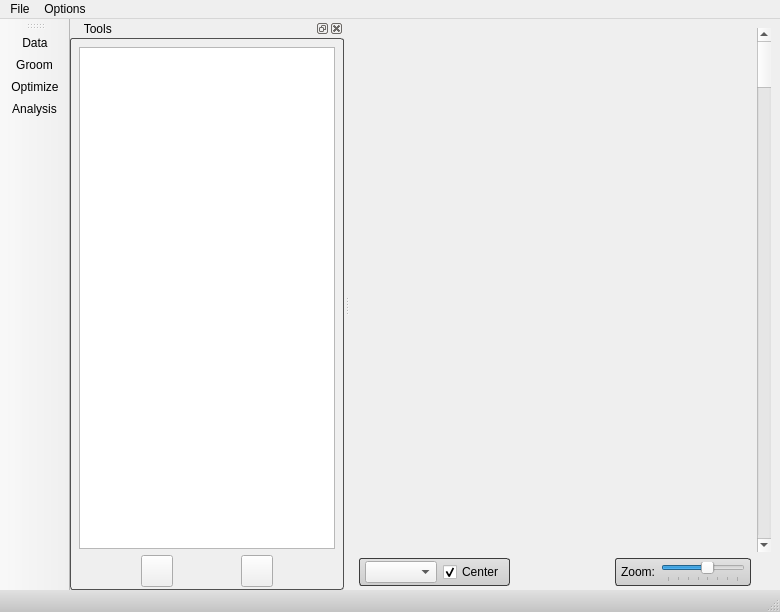
Qt form src/Application/ShapeWorksStudioApp.ui (SCIInstitute/ShapeWorks) before a commit.
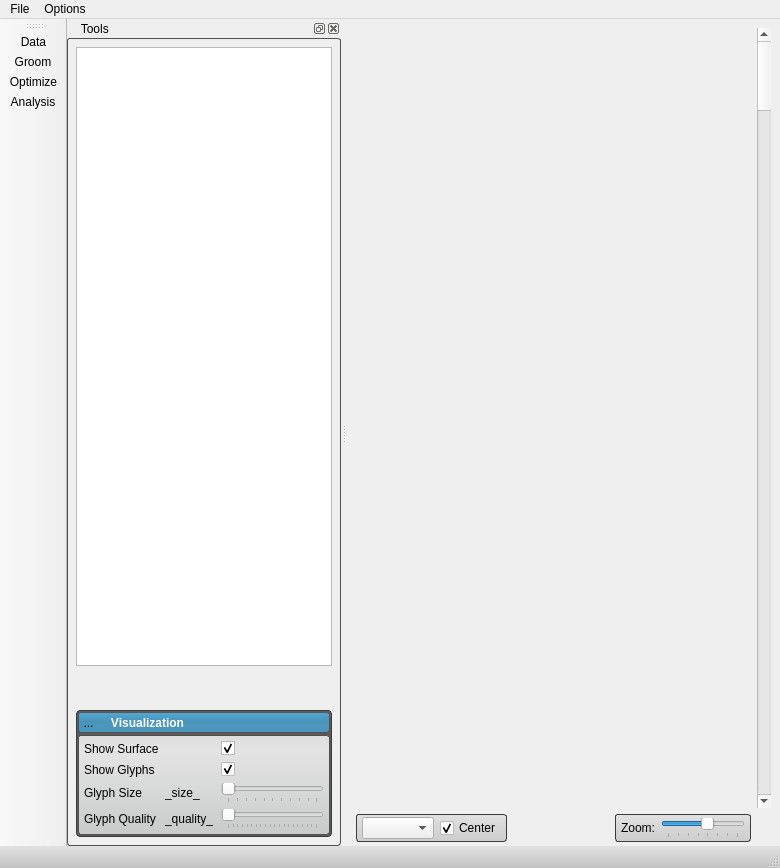
The same form after that commit. Icons and pictures are not drawn. Custom widgets are drawn as their Qt base class.

```diff
--- a/src/Application/ShapeWorksStudioApp.ui
+++ b/src/Application/ShapeWorksStudioApp.ui
@@ -7,7 +7,7 @@
     <x>0</x>
     <y>0</y>
     <width>780</width>
-    <height>612</height>
+    <height>868</height>
    </rect>
   </property>
   <property name="windowTitle">
@@ -56,6 +56,271 @@
 border: 1px solid rgb(60, 60, 60);
 border-radius: 3px;
 }
+
+
+
+/********************** Tab Widget ***********************/
+
+/*
+QTabWidget::pane {
+	border: 2px solid rgb( 80, 80, 80 );
+}
+*/
+
+/*
+QTabWidget::pane{
+	border-top: 2px solid #C2C7DB;
+	background-color: qlineargradient(spread:pad, x1:0.5, y1:0, x2:0.5, y2:0.960227, stop:0 rgba(221, 221, 221, 255), stop:0.155779 rgba(228, 228, 228, 255), stop:1 rgba(202, 204, 204, 255));      
+}
+*/
+/*
+QTabBar::tab {
+	background-color: qlineargradient(spread:pad, x1:0.5, y1:0, x2:0.5, y2:0.960227, stop:0 rgba(0, 0, 0, 0), stop:0.45 rgba(0, 0, 0, 30), stop:1 rgba(0, 0, 0, 25));
+	color: white;
+ }
+*/
+
+/*
+QTabBar::tab:selected {
+	background-color: rgb( 84, 168, 212 );
+}
+*/
+
+QWidget#meanTab{
+	background-color: qlineargradient(spread:pad, x1:0.5, y1:0, x2:0.5, y2:0.960227, stop:0 rgba(221, 221, 221, 255), stop:0.155779 rgba(228, 228, 228, 255), stop:1 rgba(202, 204, 204, 255));
+}
+
+QWidget#samplesTab{
+	background-color: qlineargradient(spread:pad, x1:0.5, y1:0, x2:0.5, y2:0.960227, stop:0 rgba(221, 221, 221, 255), stop:0.155779 rgba(228, 228, 228, 255), stop:1 rgba(202, 204, 204, 255));      
+}
+
+QWidget#pcaTab{
+	background-color: qlineargradient(spread:pad, x1:0.5, y1:0, x2:0.5, y2:0.960227, stop:0 rgba(221, 221, 221, 255), stop:0.155779 rgba(228, 228, 228, 255), stop:1 rgba(202, 204, 204, 255));      
+}
+
+QWidget#regressionTab{
+	background-color: qlineargradient(spread:pad, x1:0.5, y1:0, x2:0.5, y2:0.960227, stop:0 rgba(221, 221, 221, 255), stop:0.155779 rgba(228, 228, 228, 255), stop:1 rgba(202, 204, 204, 255));      
+}
+
+/********************** Tab Widget ***********************/
+
+
+/********************** Visualization Panel ***********************/
+
+QLabel#visualizationLabel{
+	color: white;
+	font: bold;
+}
+QWidget#visualizationPanel{
+	background-color: rgba( 0, 0, 0, 0 );
+}
+
+QToolButton#visualizationOpenButton{
+	background-color: rgba(0, 0, 0, 0);
+	border-radius: 4px;
+}
+
+QToolButton#visualizationOpenButton:hover{
+	background-color: rgba( 0, 0, 0, 30 ); border-radius: 3px;
+}
+
+QWidget#visualizationHeader{
+	background-color: qlineargradient(spread:pad, x1:0.5, y1:0, x2:0.5, y2:0.960227, stop:0 rgba(0, 0, 0, 0), stop:0.45 rgba(0, 0, 0, 30), stop:1 rgba(0, 0, 0, 25));
+    border-radius: 3px;
+}
+
+QWidget#visualizationHeaderBackground{
+	background-color: rgb( 84, 168, 212 );
+    border-radius: 3px;
+	border: 1px solid rgb(90, 90, 90);
+}
+
+QWidget#visualizationPanel{
+	background-color: rgb( 90, 90, 90 );
+	border-radius:4px;
+	border: 1px solid rgb(60, 60, 60);
+	color: rgb(90, 90, 90);
+}
+
+QWidget#visualizationContent{
+	border-radius: 3px;
+	border: 1px solid rgb(80, 80,80);
+	background-color: qlineargradient(spread:pad, x1:0.5, y1:0, x2:0.5, y2:0.960227, stop:0 rgba(221, 221, 221, 255), stop:0.155779 rgba(228, 228, 228, 255), stop:1 rgba(202, 204, 204, 255));      
+}
+/********************** Visualization Panel ***********************/
+
+
+/********************** Shape Panel ***********************/
+
+QLabel#shapeLabel{
+	color: white;
+	font: bold;
+}
+
+QWidget#shapePanel{
+	background-color: rgba( 0, 0, 0, 0 );
+}
+
+QToolButton#shapeOpenButton{
+	background-color: rgba(0, 0, 0, 0);
+	border-radius: 4px;
+}
+
+QToolButton#shapeOpenButton:hover{
+	background-color: rgba( 0, 0, 0, 30 ); border-radius: 3px;
+}
+
+QWidget#layers_header_{
+	background-color: qlineargradient(spread:pad, x1:0.5, y1:0, x2:0.5, y2:0.960227, stop:0 rgba(0, 0, 0, 0), stop:0.45 rgba(0, 0, 0, 30), stop:1 rgba(0, 0, 0, 25));
+    border-radius: 3px;
+}
+
+QWidget#shapeHeaderBackground{
+	background-color: rgb( 84, 168, 212 );
+    border-radius: 3px;
+	border: 1px solid rgb(90, 90, 90);
+}
+
+QWidget#shapePanel{
+	background-color: rgb( 90, 90, 90 );
+	border-radius:4px;
+	border: 1px solid rgb(60, 60, 60);
+	color: rgb(90, 90, 90);
+}
+
+QWidget#shapeContent{
+	border-radius: 3px;
+	border: 1px solid rgb(80, 80,80);
+	background-color: qlineargradient(spread:pad, x1:0.5, y1:0, x2:0.5, y2:0.960227, stop:0 rgba(221, 221, 221, 255), stop:0.155779 rgba(228, 228, 228, 255), stop:1 rgba(202, 204, 204, 255));      
+}
+/********************** Shape Panel ***********************/
+
+
+/********************** reconstruction Panel ***********************/
+
+QLabel#reconstructionLabel{
+	color: white;
+	font: bold;
+}
+QWidget#reconstructionPanel{
+	background-color: rgba( 0, 0, 0, 0 );
+}
+
+QToolButton#reconstructionOpenButton{
+	background-color: rgba(0, 0, 0, 0);
+	border-radius: 4px;
+}
+
+QToolButton#reconstructionOpenButton:hover{
+	background-color: rgba( 0, 0, 0, 30 ); border-radius: 3px;
+}
+
+QWidget#reconstructionHeader{
+	background-color: qlineargradient(spread:pad, x1:0.5, y1:0, x2:0.5, y2:0.960227, stop:0 rgba(0, 0, 0, 0), stop:0.45 rgba(0, 0, 0, 30), stop:1 rgba(0, 0, 0, 25));
+    border-radius: 3px;
+}
+
+QWidget#reconstructionHeaderBackground{
+	background-color: rgb( 84, 168, 212 );
+    border-radius: 3px;
+	border: 1px solid rgb(90, 90, 90);
+}
+
+QWidget#reconstructionPanel{
+	background-color: rgb( 90, 90, 90 );
+	border-radius:4px;
+	border: 1px solid rgb(60, 60, 60);
+	color: rgb(90, 90, 90);
+}
+
+QWidget#reconstructionContent{
+	border-radius: 3px;
+	border: 1px solid rgb(80, 80,80);
+	background-color: qlineargradient(spread:pad, x1:0.5, y1:0, x2:0.5, y2:0.960227, stop:0 rgba(221, 221, 221, 255), stop:0.155779 rgba(228, 228, 228, 255), stop:1 rgba(202, 204, 204, 255));      
+}
+/********************** reconstruction Panel ***********************/
+
+
+
+/********************** Other ***********************/
+
+QWidget#pcaWidget{
+	border-radius: 3px;
+	border: 2px solid rgb(80, 80,80);
+}
+
+
+QWidget#sampleWidget{
+	border-radius: 3px;
+	border: 2px solid rgb(80, 80,80);
+}
+
+QWidget#meanWidget{
+	border-radius: 3px;
+	border: 2px solid rgb(80, 80,80);
+}
+
+
+QWidget#controlsDockContents {
+/*	background-color: rgb(0,0,1);
+*/
+
+/*
+background-color: qlineargradient(spread:pad, x1:0.5, y1:0, x2:0.5, y2:0.960227, stop:0 rgba(1, 0, 0, 0), stop:0.45 rgba(0, 0, 1, 30), stop:1 rgba(0, 1, 0, 25));
+*/
+
+/*	background-color: qlineargradient(spread:pad, x1:0.5, y1:0, x2:0.5, y2:0.960227, stop:0 rgba(69, 168, 212, 255), stop:0.45 rgba(0, 0, 0, 30), stop:1 rgba(60, 60, 60, 255));
+*/   
+ border-radius: 3px;
+
+background: rgb(90,90,90);
+
+/*
+	background: grey
+*/
+
+/*	color: red;	
+*/
+}
+
+
+
+QWidget#widget {
+ background-color: rgba(0,0,255,255);
+
+
+/*
+background-color: qlineargradient(spread:pad, x1:0.5, y1:0, x2:0.5, y2:0.960227, stop:0 rgba(1, 0, 0, 0), stop:0.45 rgba(0, 0, 1, 30), stop:1 rgba(0, 1, 0, 25));
+*/
+
+/*
+	background: grey
+*/
+
+/*	color: red;	
+*/
+}
+
+
+
+QToolButton{
+	border: 1px solid rgba( 0, 0, 0, 0 );
+	margin: 0, 0, 0, 0;
+	padding: 0, 0, 0, 0;
+}
+
+QToolButton:hover{
+	background-color: rgba( 140, 140, 140, 50 );
+}
+
+QToolButton:pressed{
+	border: 1px solid rgba( 100, 100, 100, 120 );
+	background-color: rgba( 100, 100, 100, 200 );
+}
+
+
+
+
 </string>
   </property>
   <widget class="QWidget" name="centralwidget">
@@ -260,12 +525,6 @@
    </attribute>
    <widget class="QWidget" name="dockWidgetContents">
     <layout class="QVBoxLayout" name="verticalLayout">
-     <property name="spacing">
-      <number>3</number>
-     </property>
-     <property name="bottomMargin">
-      <number>3</number>
-     </property>
      <item>
       <widget class="QStackedWidget" name="stacked_widget">
        <property name="currentIndex">
@@ -345,6 +604,230 @@
        </widget>
       </widget>
      </item>
+     <item>
+      <widget class="QWidget" name="visualizationPanel" native="true">
+       <property name="sizePolicy">
+        <sizepolicy hsizetype="Preferred" vsizetype="Fixed">
+         <horstretch>0</horstretch>
+         <verstretch>0</verstretch>
+        </sizepolicy>
+       </property>
+       <layout class="QVBoxLayout" name="verticalLayout_10">
+        <property name="spacing">
+         <number>2</number>
+        </property>
+        <property name="margin">
+         <number>2</number>
+        </property>
+        <item>
+         <widget class="QWidget" name="visualizationHeaderBackground" native="true">
+          <layout class="QVBoxLayout" name="verticalLayout_11">
+           <property name="margin">
+            <number>0</number>
+           </property>
+           <item>
+            <widget class="QWidget" name="visualizationHeader" native="true">
+             <property name="sizePolicy">
+              <sizepolicy hsizetype="Preferred" vsizetype="Fixed">
+               <horstretch>0</horstretch>
+               <verstretch>0</verstretch>
+              </sizepolicy>
+             </property>
+             <property name="minimumSize">
+              <size>
+               <width>215</width>
+               <height>21</height>
+              </size>
+             </property>
+             <layout class="QHBoxLayout" name="horizontalLayout_14">
+              <property name="spacing">
+               <number>2</number>
+              </property>
+              <property name="margin">
+               <number>0</number>
+              </property>
+              <item>
+               <widget class="QToolButton" name="visualizationOpenButton">
+                <property name="minimumSize">
+                 <size>
+                  <width>21</width>
+                  <height>21</height>
+                 </size>
+                </property>
+                <property name="maximumSize">
+                 <size>
+                  <width>21</width>
+                  <height>21</height>
+                 </size>
+                </property>
+                <property name="text">
+                 <string>...</string>
+                </property>
+                <property name="icon">
+                 <iconset resource="../Resources/ShapeWorksStudio.qrc">
+                  <normaloff>:/Studio/Images/DownArrowWhite.png</normaloff>:/Studio/Images/DownArrowWhite.png</iconset>
+                </property>
+                <property name="checkable">
+                 <bool>true</bool>
+                </property>
+                <property name="checked">
+                 <bool>true</bool>
+                </property>
+               </widget>
+              </item>
+              <item>
+               <widget class="QLabel" name="visualizationLabel">
+                <property name="text">
+                 <string>   Visualization</string>
+                </property>
+               </widget>
+              </item>
+             </layout>
+            </widget>
+           </item>
+          </layout>
+         </widget>
+        </item>
+        <item>
+         <widget class="QWidget" name="visualizationContent" native="true">
+          <layout class="QVBoxLayout" name="verticalLayout_21">
+           <property name="spacing">
+            <number>2</number>
+           </property>
+           <property name="margin">
+            <number>6</number>
+           </property>
+           <item>
+            <layout class="QGridLayout" name="gridLayout_6">
+             <property name="spacing">
+              <number>6</number>
+             </property>
+             <item row="1" column="0">
+              <widget class="QLabel" name="label_2">
+               <property name="text">
+                <string>Show Glyphs</string>
+               </property>
+              </widget>
+             </item>
+             <item row="1" column="3">
+              <widget class="QCheckBox" name="show_glyphs">
+               <property name="text">
+                <string/>
+               </property>
+               <property name="checked">
+                <bool>true</bool>
+               </property>
+              </widget>
+             </item>
+             <item row="0" column="0">
+              <widget class="QLabel" name="label_15">
+               <property name="text">
+                <string>Show Surface</string>
+               </property>
+              </widget>
+             </item>
+             <item row="0" column="3">
+              <widget class="QCheckBox" name="show_surface">
+               <property name="text">
+                <string/>
+               </property>
+               <property name="checked">
+                <bool>true</bool>
+               </property>
+              </widget>
+             </item>
+             <item row="2" column="0">
+              <widget class="QLabel" name="label_3">
+               <property name="text">
+                <string>Glyph Size</string>
+               </property>
+              </widget>
+             </item>
+             <item row="3" column="0">
+              <widget class="QLabel" name="label_4">
+               <property name="text">
+                <string>Glyph Quality</string>
+               </property>
+              </widget>
+             </item>
+             <item row="2" column="1">
+              <widget class="QLabel" name="glyph_size_label">
+               <property name="minimumSize">
+                <size>
+                 <width>50</width>
+                 <height>0</height>
+                </size>
+               </property>
+               <property name="text">
+                <string>_size_</string>
+               </property>
+              </widget>
+             </item>
+             <item row="3" column="1">
+              <widget class="QLabel" name="glyph_quality_label">
+               <property name="minimumSize">
+                <size>
+                 <width>50</width>
+                 <height>0</height>
+                </size>
+               </property>
+               <property name="text">
+                <string>_quality_</string>
+               </property>
+              </widget>
+             </item>
+             <item row="2" column="3">
+              <widget class="QSlider" name="glyph_size">
+               <property name="minimum">
+                <number>1</number>
+               </property>
+               <property name="maximum">
+                <number>100</number>
+               </property>
+               <property name="pageStep">
+                <number>10</number>
+               </property>
+               <property name="orientation">
+                <enum>Qt::Horizontal</enum>
+               </property>
+               <property name="tickPosition">
+                <enum>QSlider::TicksBelow</enum>
+               </property>
+               <property name="tickInterval">
+                <number>10</number>
+               </property>
+              </widget>
+             </item>
+             <item row="3" column="3">
+              <widget class="QSlider" name="glyph_quality">
+               <property name="minimum">
+                <number>1</number>
+               </property>
+               <property name="maximum">
+                <number>20</number>
+               </property>
+               <property name="pageStep">
+                <number>3</number>
+               </property>
+               <property name="orientation">
+                <enum>Qt::Horizontal</enum>
+               </property>
+               <property name="tickPosition">
+                <enum>QSlider::TicksBelow</enum>
+               </property>
+               <property name="tickInterval">
+                <number>1</number>
+               </property>
+              </widget>
+             </item>
+            </layout>
+           </item>
+          </layout>
+         </widget>
+        </item>
+       </layout>
+      </widget>
+     </item>
     </layout>
    </widget>
   </widget>
```
Left out of the diff: 1 changed line with no effect on the pictures.
